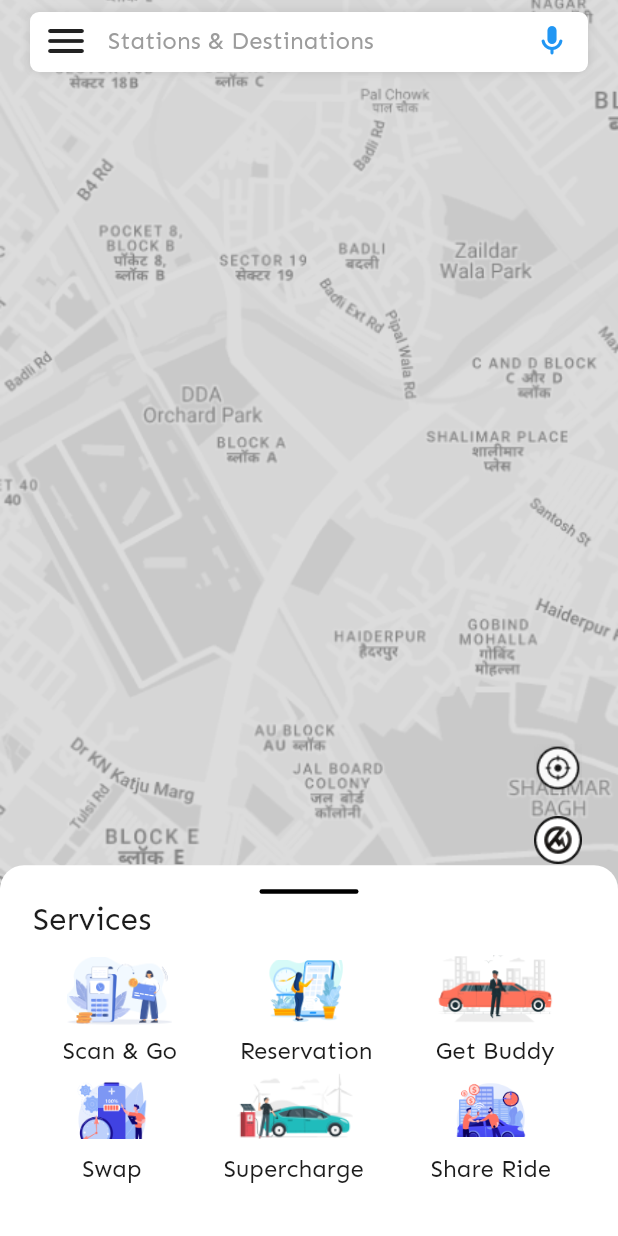
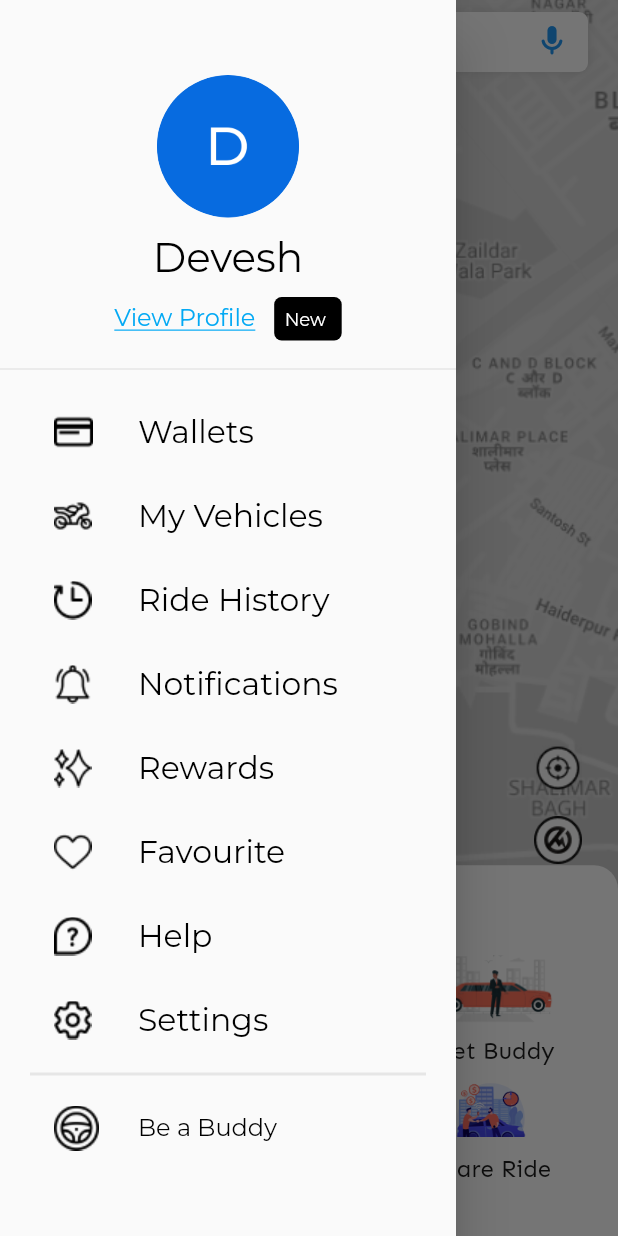
Before and after one commit to AbishekGhalley/App_Development_Project, a Flutter app: the screen it shows after launch, with the side drawer open (before the commit the screen has no drawer), on a phone screen of 412 x 824 dp. Run offline on Flutter 3.47's test engine with Material 2 defaults, Android fonts, the phone set to English and light mode, and no system bars; our stand-ins replace dotted_border, flutter_svg, google_fonts.

Commit message:
fixes in navbar

```diff
--- a/lib/features/hamburger/view/Navbar.dart
+++ b/lib/features/hamburger/view/Navbar.dart
@@ -10,18 +10,19 @@ import 'package:myekigai/features/hamburger/view/Wallet.dart';
 import 'package:myekigai/features/hamburger/view/help.dart';
 
 class Navbar extends StatelessWidget {
-  const Navbar({Key? key}) : super(key: key);
+  final GlobalKey<ScaffoldState> scaffoldKey;
+  const Navbar({Key? key,required this.scaffoldKey}) : super(key: key);
 
   @override
   Widget build(BuildContext context) {
-    return Scaffold(
-      body: Column(
+    return Drawer(
+      child: Column(
         mainAxisAlignment: MainAxisAlignment.center,
         children: [
           Container(
               width: double.infinity,
               height: 260,
-              color: Colors.white,
+
               child: Column(
                   crossAxisAlignment: CrossAxisAlignment.center,
                   children: [
--- a/lib/features/homescreen/view/home_view.dart
+++ b/lib/features/homescreen/view/home_view.dart
@@ -2,9 +2,10 @@ import 'package:flutter/material.dart';
 import 'package:google_fonts/google_fonts.dart';
 import 'package:myekigai/constants/constants.dart';
 import 'package:myekigai/features/SwapBatteries/view/swapBatteries.dart';
+import 'package:myekigai/features/hamburger/view/Navbar.dart';
 import 'package:myekigai/features/reservevehicle/View/reserve_vehicle_view.dart';
+import 'package:myekigai/reusables/key_navbar.dart';
 import 'package:myekigai/reusables/searchbar.dart';
-
 import '../../../theme/pallete.dart';
 
 class HomeScreen extends StatefulWidget {
@@ -31,9 +32,12 @@ class HomeScreen extends StatefulWidget {
 }
 
 class _HomeScreenState extends State<HomeScreen> {
+
   @override
   Widget build(BuildContext context) {
     return Scaffold(
+      key: global_navbar.scaffoldKey,
+      drawer: Navbar(scaffoldKey: global_navbar.scaffoldKey,),
       backgroundColor: Colors.black,
       body: Align(
         alignment: Alignment.topCenter,
@@ -51,7 +55,7 @@ class _HomeScreenState extends State<HomeScreen> {
                 top: MediaQuery.of(context).padding.top + 8,
                 left: 20,
                 right: 20,
-                child: const CustomSearchBar(),
+                child: CustomSearchBar(scaffoldKey: global_navbar.scaffoldKey,),
               ),
               Positioned(
                 bottom: 240,
--- a/lib/features/reservevehicle/View/reserveVehicle2.dart
+++ b/lib/features/reservevehicle/View/reserveVehicle2.dart
@@ -1,7 +1,9 @@
 import 'package:flutter/material.dart';
 import 'package:myekigai/constants/constants.dart';
+import 'package:myekigai/features/hamburger/view/Navbar.dart';
 import 'package:myekigai/features/reservevehicle/widgets/bottomContainer.dart';
 import 'package:myekigai/features/reservevehicle/widgets/locator.dart';
+import 'package:myekigai/reusables/key_navbar.dart';
 import 'package:myekigai/reusables/searchbar.dart';
 
 class ReserveVehicle2 extends StatefulWidget {
@@ -15,6 +17,8 @@ class _ReserveVehicle2State extends State<ReserveVehicle2> {
   @override
   Widget build(BuildContext context) {
     return Scaffold(
+      key: global_navbar.scaffoldKey,
+      drawer: Navbar(scaffoldKey: global_navbar.scaffoldKey,),
       backgroundColor: Colors.black,
       body: Align(
         alignment: Alignment.topCenter,
@@ -32,7 +36,7 @@ class _ReserveVehicle2State extends State<ReserveVehicle2> {
                 top: MediaQuery.of(context).padding.top + 8,
                 left: 20,
                 right: 20,
-                child: const CustomSearchBar(),
+                child: CustomSearchBar(scaffoldKey: global_navbar.scaffoldKey,),
               ),
               Positioned(
                 bottom: 140,
--- a/lib/features/reservevehicle/View/reserve_vehicle_view.dart
+++ b/lib/features/reservevehicle/View/reserve_vehicle_view.dart
@@ -1,8 +1,10 @@
 import 'package:flutter/material.dart';
 import 'package:myekigai/constants/constants.dart';
+import 'package:myekigai/features/hamburger/view/Navbar.dart';
 import 'package:myekigai/features/reservevehicle/widgets/bottomContainer.dart';
 import 'package:myekigai/features/reservevehicle/widgets/largeLocator.dart';
 import 'package:myekigai/features/reservevehicle/widgets/locator.dart';
+import 'package:myekigai/reusables/key_navbar.dart';
 import 'package:myekigai/reusables/searchbar.dart';
 
 class ReserveVehicle extends StatefulWidget {
@@ -26,6 +28,8 @@ class _ReserveVehicleState extends State<ReserveVehicle> {
   Widget build(BuildContext context) {
     return Scaffold(
       backgroundColor: Colors.black,
+      key: global_navbar.scaffoldKey,
+      drawer: Navbar(scaffoldKey: global_navbar.scaffoldKey,),
       body: Align(
         alignment: Alignment.topCenter,
         child: Container(
@@ -42,7 +46,7 @@ class _ReserveVehicleState extends State<ReserveVehicle> {
                 top: MediaQuery.of(context).padding.top + 8,
                 left: 20,
                 right: 20,
-                child: const CustomSearchBar(),
+                child: CustomSearchBar(scaffoldKey: global_navbar.scaffoldKey,),
               ),
               Positioned(
                 bottom: locatehieght,
--- /dev/null
+++ b/lib/reusables/key_navbar.dart
@@ -0,0 +1,4 @@
+import 'package:flutter/material.dart';
+class global_navbar{
+  static final GlobalKey<ScaffoldState> scaffoldKey = GlobalKey<ScaffoldState>();
+}
--- a/lib/reusables/searchbar.dart
+++ b/lib/reusables/searchbar.dart
@@ -1,11 +1,13 @@
 import 'package:flutter/material.dart';
 import 'package:google_fonts/google_fonts.dart';
 import 'package:myekigai/features/hamburger/view/Navbar.dart';
+import 'package:myekigai/reusables/key_navbar.dart';
 
 import '../theme/pallete.dart';
 
 class CustomSearchBar extends StatelessWidget {
-  const CustomSearchBar({super.key});
+  final GlobalKey<ScaffoldState> scaffoldKey;
+  const CustomSearchBar({super.key,required this.scaffoldKey});
 
   @override
   Widget build(BuildContext context) {
@@ -42,8 +44,7 @@ class CustomSearchBar extends StatelessWidget {
               icon: const Icon(Icons.menu_rounded, size: 32),
               onPressed: () {
                 // Handle hamburger menu button press
-                Navigator.push(
-                    context, MaterialPageRoute(builder: (context) => Navbar()));
+                global_navbar.scaffoldKey.currentState?.openDrawer();
               },
             ),
             Expanded(
```
Also changed, not shown: lib/features/hamburger/view/ReferEarn.dart (+16 -4 lines), lib/features/reservevehicle/View/lastReserveVehicle.dart (+2 -21 lines), lib/features/reservevehicle/View/reserveVehicle3.dart (+2 -12 lines), lib/features/reservevehicle/View/vehicleDetails.dart (+2 -21 lines), lib/features/reservevehicle/View/vehicleListView.dart (+2 -16 lines).
